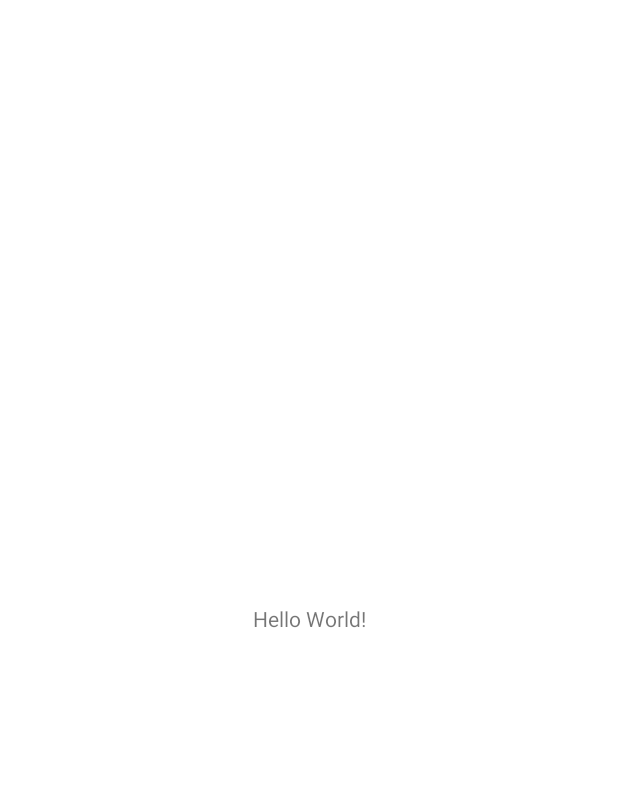
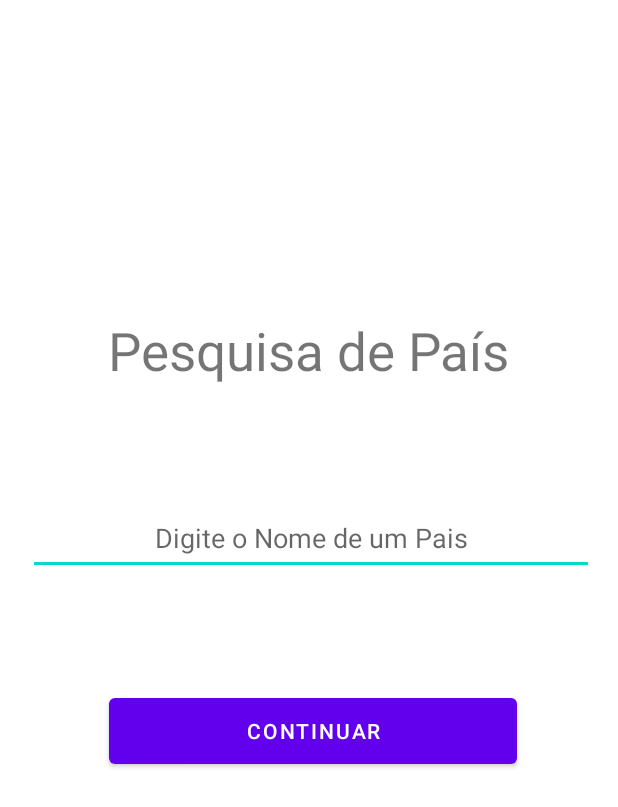
Before and after one commit to vini-nom/Seletor_Paises_Desenvolvimento_Mobile, an Android app: the MainActivity screen opened directly, with no data from a screen before it, on a phone screen of 412 x 824 dp. Before the commit the part shown is almost empty. Shown: the top 807 px of the screen. Run offline under Robolectric (Android 15) with nearby library versions, the phone set to English and light mode, and no system bars.

Commit message:
Seletor de Países com login, tela de pesquisa do país e início da tela de informações do país

```diff
--- a/app/src/main/AndroidManifest.xml
+++ b/app/src/main/AndroidManifest.xml
@@ -11,6 +11,9 @@
         android:supportsRtl="true"
         android:theme="@style/Theme.SeletorPaises"
         tools:targetApi="31">
+        <activity
+            android:name=".PaisesActivity"
+            android:exported="false" />
         <activity
             android:name=".LoginActivity"
             android:exported="false" />
--- a/app/src/main/res/layout/activity_main.xml
+++ b/app/src/main/res/layout/activity_main.xml
@@ -7,12 +7,42 @@
     tools:context=".MainActivity">
 
     <TextView
+        android:id="@+id/textView"
         android:layout_width="wrap_content"
         android:layout_height="wrap_content"
-        android:text="Hello World!"
+        android:text="@string/txtPesquisa"
+        android:textSize="35sp"
         app:layout_constraintBottom_toBottomOf="parent"
         app:layout_constraintEnd_toEndOf="parent"
         app:layout_constraintStart_toStartOf="parent"
-        app:layout_constraintTop_toTopOf="parent" />
+        app:layout_constraintTop_toTopOf="parent"
+        app:layout_constraintVertical_bias="0.27" />
+
+    <EditText
+        android:id="@+id/editTextPais"
+        android:layout_width="377dp"
+        android:layout_height="49dp"
+        android:ems="10"
+        android:hint="@string/editTextPais"
+        android:inputType="textPersonName"
+        android:textAlignment="center"
+        app:layout_constraintBottom_toBottomOf="parent"
+        app:layout_constraintEnd_toEndOf="parent"
+        app:layout_constraintHorizontal_bias="0.529"
+        app:layout_constraintStart_toStartOf="parent"
+        app:layout_constraintTop_toTopOf="parent"
+        app:layout_constraintVertical_bias="0.431" />
+
+    <Button
+        android:id="@+id/btnPesquisaPais"
+        android:layout_width="272dp"
+        android:layout_height="56dp"
+        android:text="@string/btnPEsquisaPais"
+        app:layout_constraintBottom_toBottomOf="parent"
+        app:layout_constraintEnd_toEndOf="parent"
+        app:layout_constraintHorizontal_bias="0.517"
+        app:layout_constraintStart_toStartOf="parent"
+        app:layout_constraintTop_toTopOf="parent"
+        app:layout_constraintVertical_bias="0.598" />
 
 </androidx.constraintlayout.widget.ConstraintLayout>
--- a/app/src/main/res/values/strings.xml
+++ b/app/src/main/res/values/strings.xml
@@ -2,5 +2,9 @@
     <string name="app_name">SeletorPaises</string>
     <string name="editTextSenha">Digite sua Senha</string>
     <string name="editTextNome">Digite seu Nome</string>
+    <string name="txtPesquisa">Pesquisa de País</string>
+    <string name="editTextPais">Digite o Nome de um Pais</string>
+    <string name="btnPEsquisaPais">Continuar</string>
+    <string name="txtTituloPais">Informações do País</string>
     <string name="btnLogin">Entrar</string>
 </resources>
```
Also changed, not shown: app/src/main/java/com/example/seletorpaises/LoginActivity.kt (+27 -2 lines), app/src/main/java/com/example/seletorpaises/MainActivity.kt (+33 -0 lines), app/src/main/java/com/example/seletorpaises/PaisesActivity.kt (added, +12 -0 lines), app/src/main/res/layout/activity_paises.xml (added, +21 -0 lines).
